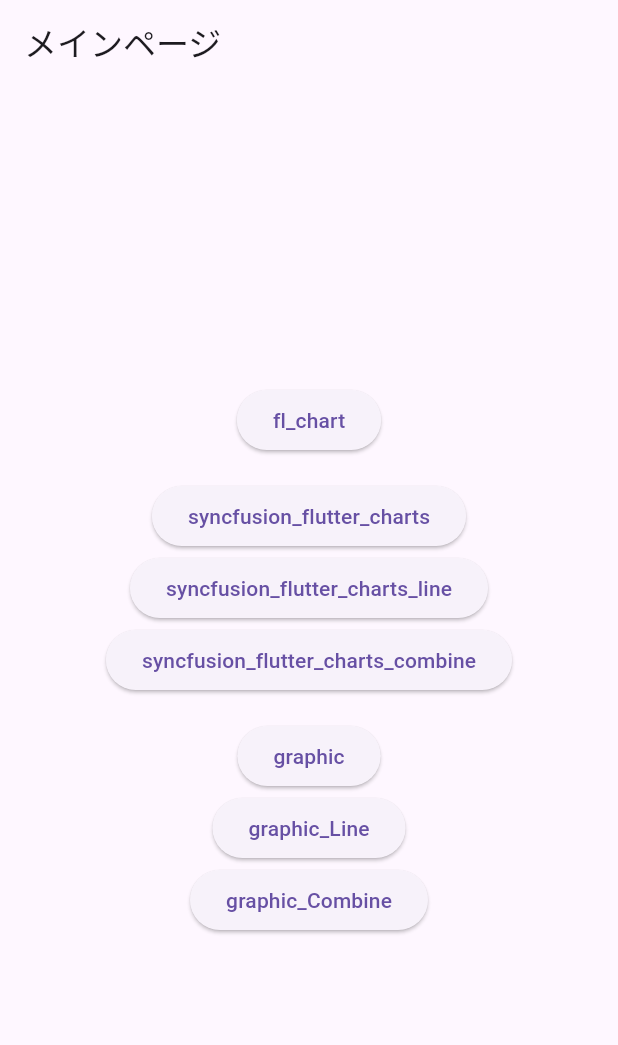
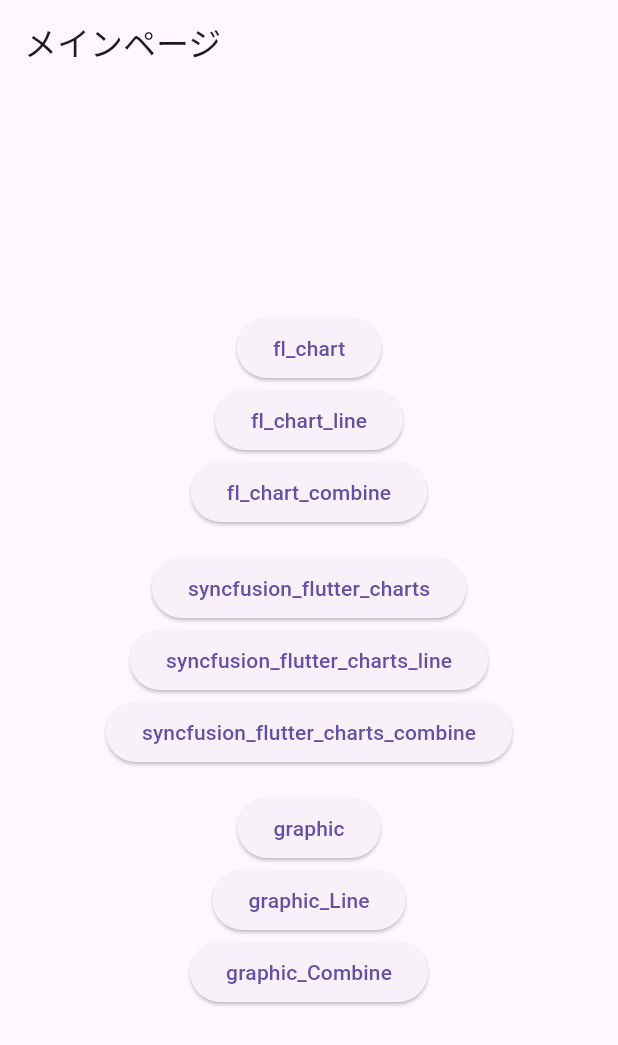
Before and after one commit to masato-nishikawa/flutter_sample_widget, a Flutter app: the screen it shows after launch, on a phone screen of 412 x 824 dp. Shown: the top 1045 px of the screen. Run offline on Flutter 3.47's test engine with Material 3 defaults, Android fonts, the phone set to English and light mode, and no system bars; our stand-ins replace fl_chart, go_router, syncfusion_flutter_charts; missing offline and left inert: graphic.

Commit message:
feat:fl_chartで折れ線グラフ

```diff
--- a/lib/pages/main_page.dart
+++ b/lib/pages/main_page.dart
@@ -13,8 +13,21 @@
           mainAxisSize: MainAxisSize.min,
           children: [
             ElevatedButton(
-              onPressed: () => context.push('/a', extra: 'fl_chart'),
+              onPressed: () => context.push('/fl_chart', extra: 'fl_chart'),
               child: const Text('fl_chart'),
+            ),
+            ElevatedButton(
+              onPressed:
+                  () => context.push('/fl_chart/line', extra: 'fl_chart_line'),
+              child: const Text('fl_chart_line'),
+            ),
+            ElevatedButton(
+              onPressed:
+                  () => context.push(
+                    '/fl_chart/combine',
+                    extra: 'fl_chart_combine',
+                  ),
+              child: const Text('fl_chart_combine'),
             ),
             const SizedBox(height: 16),
             ElevatedButton(
--- a/lib/pages/page_a.dart
+++ b/lib/pages/page_fl_chart.dart
@@ -1,10 +1,10 @@
 import 'package:flutter/material.dart';
 import 'package:flutter_sample_widget/charts/fl_chart.dart';
 
-class PageFL extends StatelessWidget {
+class PageFl extends StatelessWidget {
   final String title;
 
-  const PageFL({super.key, required this.title});
+  const PageFl({super.key, required this.title});
 
   @override
   Widget build(BuildContext context) {
--- a/lib/router.dart
+++ b/lib/router.dart
@@ -2,7 +2,9 @@
 import 'package:go_router/go_router.dart';
 
 import 'pages/main_page.dart';
-import 'pages/page_a.dart';
+import 'pages/page_fl_chart.dart';
+import 'pages/page_fl_chart_line.dart';
+import 'pages/page_fl_chart_combine.dart';
 import 'pages/page_sfc.dart';
 import 'pages/page_sfc_line.dart';
 import 'pages/page_graphic.dart';
@@ -15,8 +17,22 @@
     GoRoute(
       path: '/fl_chart',
       builder: (context, state) {
-        final title = state.extra as String? ?? 'Page A';
-        return PageFL(title: title);
+        final title = state.extra as String? ?? 'fl_chart';
+        return PageFl(title: title);
+      },
+    ),
+    GoRoute(
+      path: '/fl_chart/line',
+      builder: (context, state) {
+        final title = state.extra as String? ?? 'fl_chart';
+        return PageFlLine(title: title);
+      },
+    ),
+    GoRoute(
+      path: '/fl_chart/combine',
+      builder: (context, state) {
+        final title = state.extra as String? ?? 'fl_chart';
+        return PageFlCombine(title: title);
       },
     ),
     GoRoute(
```
Also changed, not shown: lib/charts/fl_chart_line.dart (added, +106 -0 lines), lib/pages/page_fl_chart_line.dart (added, +33 -0 lines).
